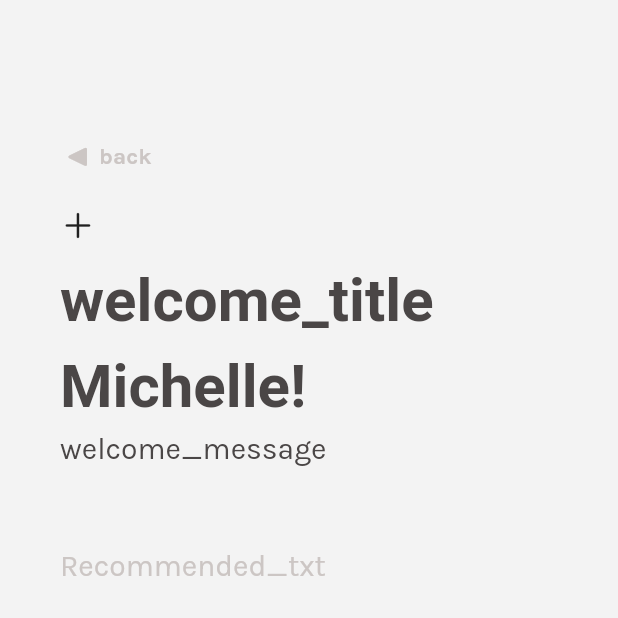
After one commit to iloveproggen/relatee-frontend, a Flutter app: the screen it shows after launch, after a tap on an icon or button, on a phone screen of 412 x 824 dp, the top half of it. The commit adds this screen. Run offline on Flutter 3.47's test engine with Material 3 defaults, Android fonts, the phone set to English and light mode, and no system bars; our stand-ins replace flutter_svg, get; network calls fail; Roboto replaces fonts that are missing (Sedan).

Commit message:
updated app icon and name

```diff
--- a/frontend_v1/lib/main.dart
+++ b/frontend_v1/lib/main.dart
@@ -3,7 +3,9 @@ import 'package:flutter/material.dart';
 import 'package:flutter_svg/flutter_svg.dart';
 import 'package:flutter_svg/svg.dart';
 import 'package:frontend_v1/household_tasks.dart';
+import 'package:frontend_v1/new_task.dart';
 import 'package:frontend_v1/profileV2.dart';
+import 'package:frontend_v1/settings.dart';
 import 'package:frontend_v1/shop.dart';
 import 'package:get/get.dart';
 
@@ -23,7 +25,7 @@ class MainApp extends StatelessWidget {
   Widget build(BuildContext context) {
     return GetMaterialApp(
         translations: LocaleString(),
-        locale: const Locale('en-US'),
+        locale: const Locale('sv-SE'),
         fallbackLocale: const Locale('en-US'),
         debugShowCheckedModeBanner: false,
         title: 'Relatee',
@@ -121,11 +123,7 @@ class IconRow extends StatelessWidget {
                   padding: EdgeInsets.zero,
                   iconSize: size,
                   onPressed: () {
-                    Navigator.push(
-                        context,
-                        MaterialPageRoute(
-                            builder: (context) => const ProfileView()));
-                  },
+                    Navigator.of(context).push(Settings.route());},
                   icon: Icon(
                     CupertinoIcons.gear_solid,
                     color: col,
@@ -138,9 +136,7 @@ class IconRow extends StatelessWidget {
             padding: EdgeInsets.zero,
             iconSize: size,
             onPressed: () {
-              Navigator.push(context,
-                  MaterialPageRoute(builder: (context) => const ShopView()));
-            },
+               Navigator.of(context).push(ShopView.route());},
             icon: Icon(
               CupertinoIcons.cart_fill,
               color: col,
@@ -425,8 +421,23 @@ class _TaskState extends State<TaskOverview> {
       children: [
         Padding(
           padding: const EdgeInsets.only(top: 50),
-          child: Text('${'Your_txt'.tr} Tasks',
-              style: Theme.of(context).textTheme.bodyLarge),
+          child: Row(
+            mainAxisAlignment: MainAxisAlignment.spaceBetween,
+            crossAxisAlignment: CrossAxisAlignment.center,
+            children: [
+              Text('${'Your_txt'.tr} Tasks',
+                  style: Theme.of(context).textTheme.bodyLarge),
+              TextButton(
+                onPressed: (){
+                  Navigator.of(context).push(CreateTaskView.route());
+                },
+                child: Icon(
+                  CupertinoIcons.add,
+                  color: col,
+                  size: 35)
+              )
+            ],
+          ),
         ),
         Container(height: 10),
         const ButtonRow(),
@@ -462,13 +473,6 @@ class _TaskState extends State<TaskOverview> {
                 },
                 child: Row(
                   children: [
-                    Text('See Household Tasks',
-                        style: TextStyle(
-                            color: const Color.fromARGB(255, 204, 198, 196),
-                            fontSize: size,
-                            fontFamily: "Karla",
-                            fontWeight: FontWeight.w500)),
-                    Container(width: 5),
                     Icon(
                       CupertinoIcons.house,
                       color: col,
--- /dev/null
+++ b/frontend_v1/lib/settings.dart
@@ -0,0 +1,93 @@
+import 'package:flutter/cupertino.dart';
+import 'package:flutter/material.dart';
+import 'package:frontend_v1/profileV2.dart';
+import 'package:get/get.dart';
+
+import 'assets/LocaleStrings.dart';
+
+class MainApp extends StatelessWidget {
+  const MainApp({super.key});
+
+  @override
+  Widget build(BuildContext context) {
+    return GetMaterialApp(
+        translations: LocaleString(),
+        locale: const Locale('en-US'),
+        fallbackLocale: const Locale('en-US'),
+        debugShowCheckedModeBanner: false,
+        title: 'Relatee',
+        home: const Settings());
+  }
+}
+
+class Settings extends StatelessWidget {
+  const Settings({super.key});
+
+  final Color colLight = const Color.fromARGB(255, 243, 243, 243);
+
+  static Route<dynamic> route() {
+    return CupertinoPageRoute(
+      builder: (BuildContext context) {
+        return const Settings();
+      },
+    );
+  }
+
+  @override
+  Widget build(BuildContext context) {
+    return const Scaffold(
+      body: SingleChildScrollView(
+        child: Padding(
+          padding: EdgeInsets.only(top: 80, left: 40, right: 40),
+          child: Column(
+              crossAxisAlignment: CrossAxisAlignment.start,
+              children: [
+                BackIconRow(),
+                Icon(
+                  CupertinoIcons.add,
+                ),
+                SettingsWidget(),
+              ]),
+        ),
+      ),
+    );
+  }
+}
+
+class SettingsWidget extends StatelessWidget {
+  const SettingsWidget({super.key});
+
+  @override
+  Widget build(BuildContext context) {
+    return Column(
+      children: [
+        Padding(
+          padding: const EdgeInsets.only(bottom: 50, top: 10),
+          child: SizedBox(
+              width: double.infinity,
+              child: Column(
+                mainAxisAlignment: MainAxisAlignment.start,
+                crossAxisAlignment: CrossAxisAlignment.start,
+                children: [
+                  Text('${'welcome_title'.tr} Michelle!',
+                      style: const TextStyle(
+                          fontSize: 40, fontWeight: FontWeight.bold)),
+                  Text('welcome_message'.tr,
+                      style: Theme.of(context).textTheme.bodySmall),
+                ],
+              )),
+        ),
+        Align(
+            alignment: Alignment.topLeft,
+            child: Padding(
+              padding: const EdgeInsets.only(bottom: 10),
+              child: Text('Recommended_txt'.tr,
+                  style: const TextStyle(
+                      color: Color.fromARGB(255, 204, 198, 196),
+                      fontSize: 20,
+                      fontFamily: "Karla")),
+            )),
+      ],
+    );
+  }
+}
```
Also changed, not shown: frontend_v1/lib/household_tasks.dart (+23 -6 lines), frontend_v1/lib/new_task.dart (+26 -15 lines), 35 other files.
